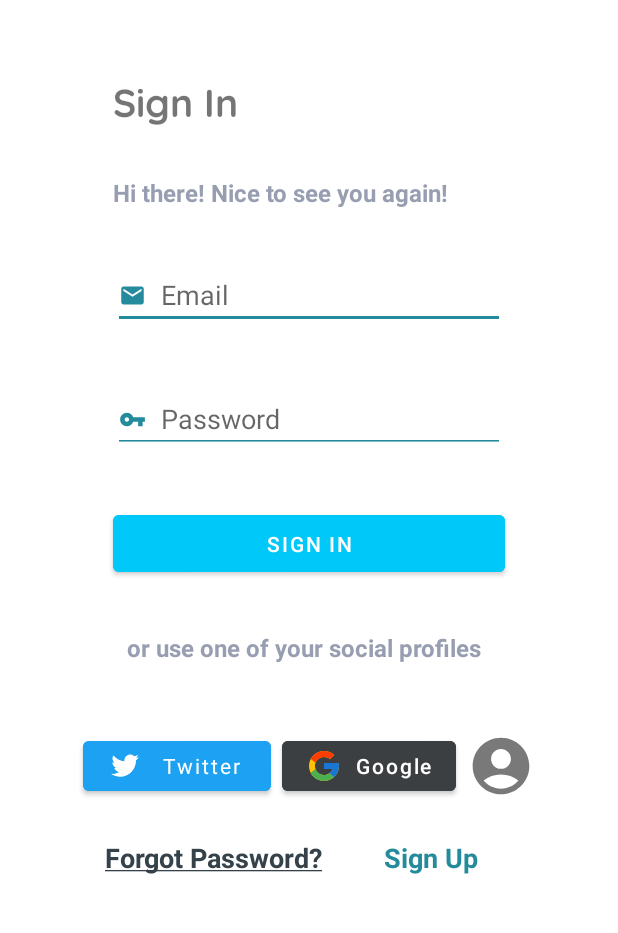
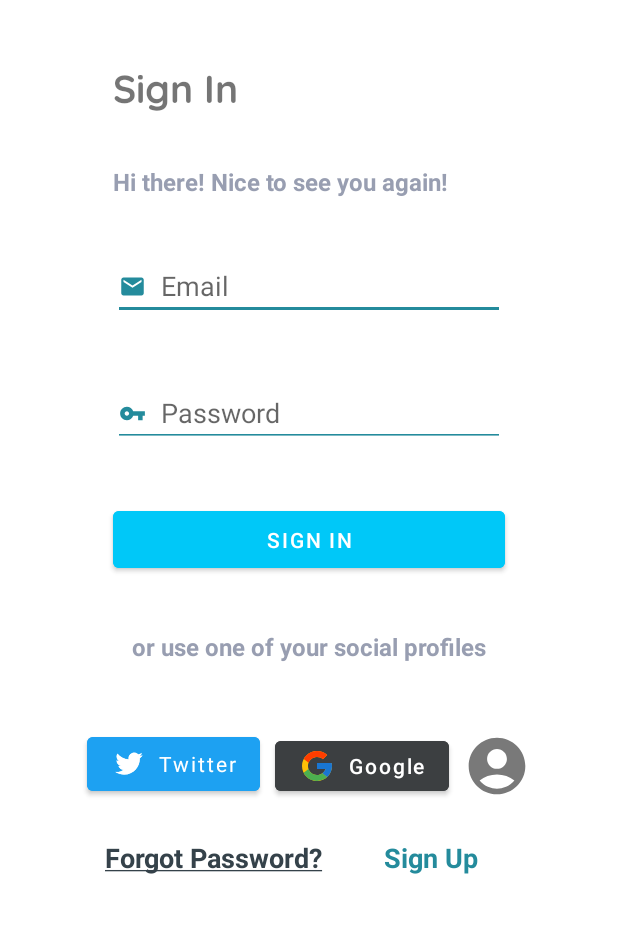
Before and after one commit to Franc-Zar/Feed-You, an Android app: the screen it shows after launch (LoginActivity), on a phone screen of 412 x 824 dp, the part 292-1225 px from its top. Run offline under Robolectric (Android 15) with nearby library versions, the phone set to English and light mode, and no system bars; our stand-ins replace Firebase (no records; nobody signed in at launch, a user with empty details on screens opened directly); Roboto replaces fonts that are not available here.

Commit message:
missing id

```diff
--- a/app/src/main/res/layout/activity_login.xml
+++ b/app/src/main/res/layout/activity_login.xml
@@ -95,8 +95,8 @@
 
     <TextView
         android:id="@+id/app_name"
-        android:layout_width="0dp"
-        android:layout_height="35dp"
+        android:layout_width="wrap_content"
+        android:layout_height="wrap_content"
         android:layout_marginStart="155dp"
         android:layout_marginEnd="155dp"
         android:layout_marginBottom="30dp"
@@ -132,8 +132,8 @@
 
     <TextView
         android:id="@+id/decoration_useSocial"
-        android:layout_width="243dp"
-        android:layout_height="25dp"
+        android:layout_width="wrap_content"
+        android:layout_height="wrap_content"
         android:layout_marginBottom="14dp"
         android:fontFamily="@font/asap"
         android:text="or use one of your social profiles"
@@ -147,8 +147,8 @@
 
     <Button
         android:id="@+id/twitter_login"
-        android:layout_width="0dp"
-        android:layout_height="45dp"
+        android:layout_width="wrap_content"
+        android:layout_height="wrap_content"
         android:layout_marginStart="55dp"
         android:layout_marginBottom="26dp"
         android:backgroundTint="#1da1f2"
```
Also changed, not shown: 1 other file.
